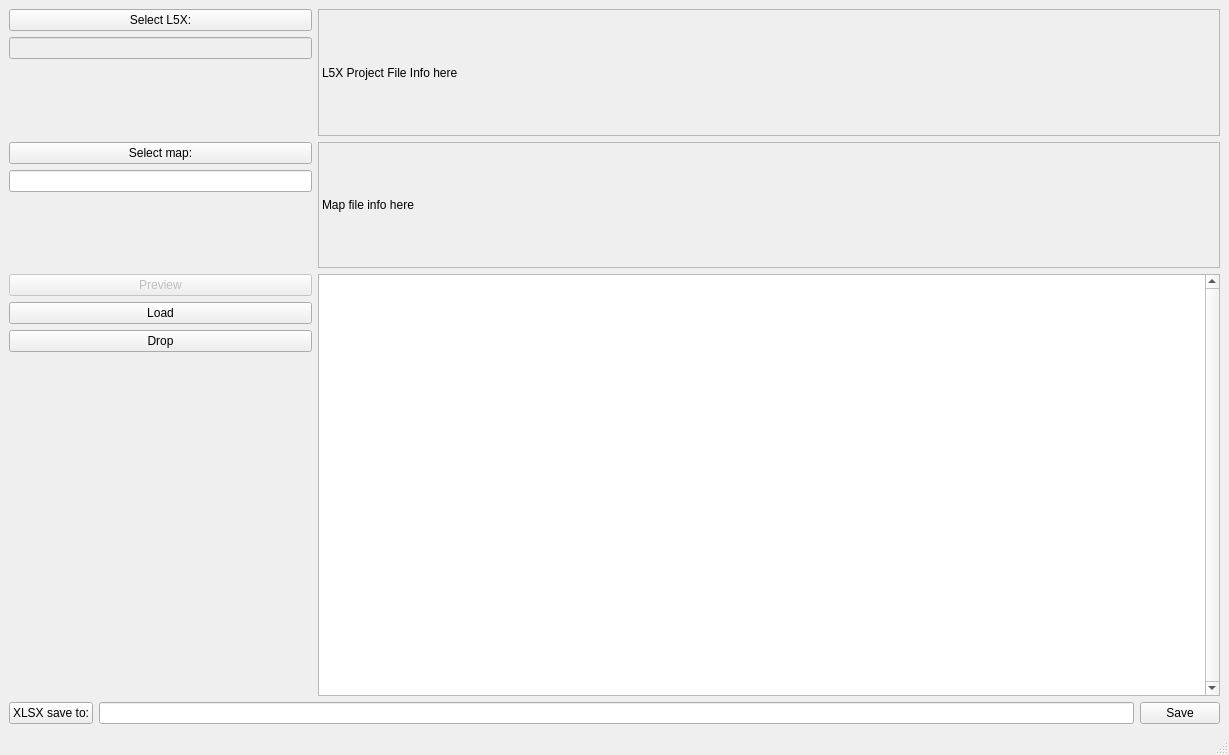
Before: the Qt Designer form ui/iogen_main.ui in DamirKh/io_ref, drawn with Qt 5.
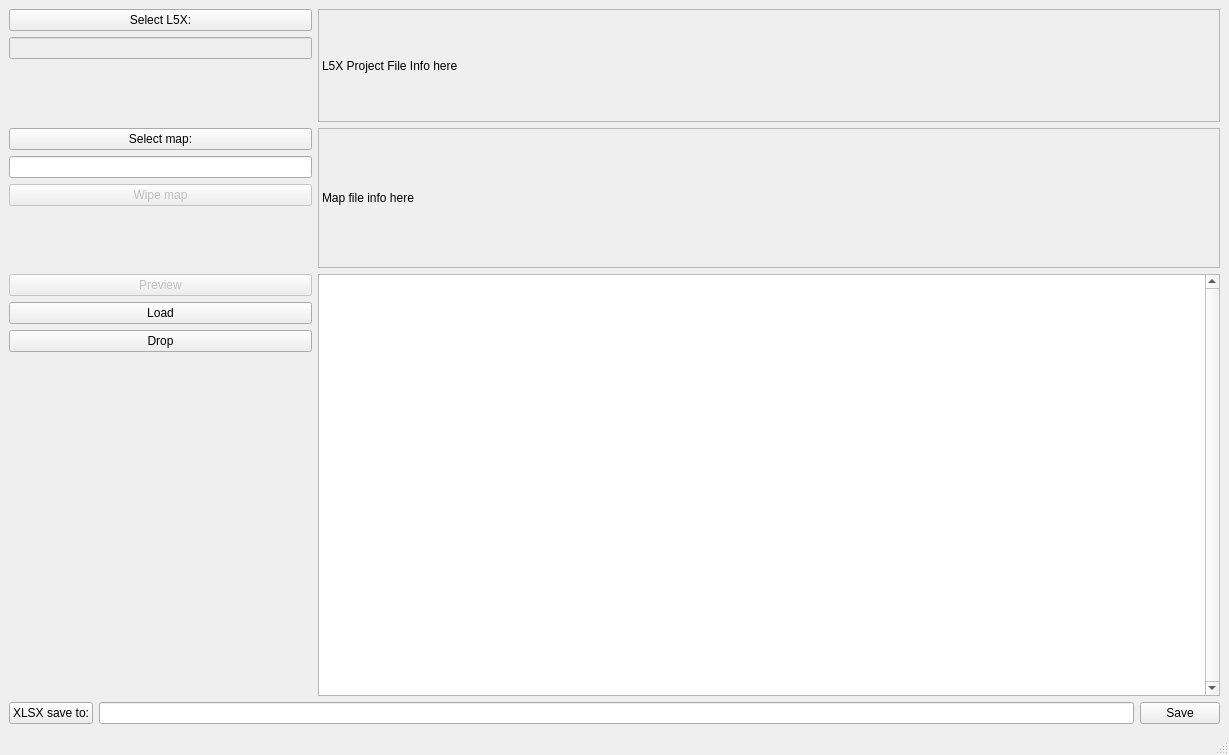
After: the same form once the commit is applied.

Commit message: ver 0.3 map counter added wipe map button added

Diff of the .ui file:
```diff
--- a/ui/iogen_main.ui
+++ b/ui/iogen_main.ui
@@ -17,7 +17,7 @@
    <layout class="QVBoxLayout" name="verticalLayout">
     <item>
      <layout class="QGridLayout" name="gridLayout_2" columnstretch="1,0">
-      <item row="8" column="1">
+      <item row="9" column="1">
        <widget class="QTextEdit" name="textEdit_log">
         <property name="enabled">
          <bool>true</bool>
@@ -39,7 +39,7 @@
         </property>
        </widget>
       </item>
-      <item row="6" column="0">
+      <item row="7" column="0">
        <spacer name="verticalSpacer_2">
         <property name="orientation">
          <enum>Qt::Vertical</enum>
@@ -52,7 +52,7 @@
         </property>
        </spacer>
       </item>
-      <item row="8" column="0">
+      <item row="9" column="0">
        <layout class="QVBoxLayout" name="verticalLayout_2">
         <item>
          <widget class="QPushButton" name="pushButton_preview">
@@ -113,7 +113,7 @@
         </property>
        </widget>
       </item>
-      <item row="4" column="1" rowspan="4">
+      <item row="4" column="1" rowspan="5">
        <widget class="QLabel" name="label_2">
         <property name="minimumSize">
          <size>
@@ -129,6 +129,16 @@
         </property>
        </widget>
       </item>
+      <item row="6" column="0">
+       <widget class="QPushButton" name="pushButton_wipeMap">
+        <property name="enabled">
+         <bool>false</bool>
+        </property>
+        <property name="text">
+         <string>Wipe map</string>
+        </property>
+       </widget>
+      </item>
       <item row="0" column="1" rowspan="4">
        <widget class="QLabel" name="label">
         <property name="minimumSize">
@@ -155,16 +165,19 @@
         </property>
        </widget>
       </item>
+      <item row="5" column="0">
+       <widget class="QLineEdit" name="lineEdit_3"/>
+      </item>
       <item row="4" column="0">
        <widget class="QPushButton" name="pushButton_3">
         <property name="text">
          <string>Select map:</string>
         </property>
+        <property name="checkable">
+         <bool>false</bool>
+        </property>
        </widget>
       </item>
-      <item row="5" column="0">
-       <widget class="QLineEdit" name="lineEdit_3"/>
-      </item>
      </layout>
     </item>
     <item>
```
The commit also changes 3 other files.
